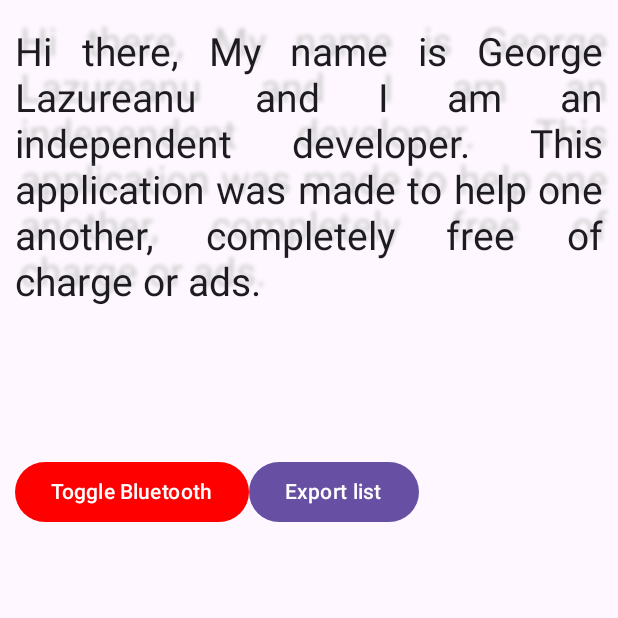
After one commit to clokerul/simple_things, an Android app built with Jetpack Compose: the composable WhoAmIScreen shown on its own in the app's theme, on a phone screen of 412 x 824 dp, the top half of it. The commit adds this screen. Run offline under Robolectric (Android 15) with nearby library versions, the phone set to English and light mode, and no system bars; libraries missing offline, so code that uses them is left out: com.ramcosta.composedestinations; 1 statement that could not run was skipped.

Commit message:
Bluetooth functionality

```diff
--- a/Android/app/src/main/AndroidManifest.xml
+++ b/Android/app/src/main/AndroidManifest.xml
@@ -2,7 +2,10 @@
 <manifest xmlns:android="http://schemas.android.com/apk/res/android"
     xmlns:tools="http://schemas.android.com/tools">
 
+    <uses-permission android:name="android.permission.BLUETOOTH_CONNECT" />
     <uses-permission android:name="android.permission.INTERNET" />
+    <uses-permission android:name="android.permission.BLUETOOTH"/>
+    <uses-permission android:name="android.permission.BLUETOOTH_ADMIN"/>
 
     <uses-permission android:name="android.permission.POST_NOTIFICATIONS" />
 
--- a/Android/app/src/main/java/com/wdevs/simplethings/feature/mylist/MyListScreen.kt
+++ b/Android/app/src/main/java/com/wdevs/simplethings/feature/mylist/MyListScreen.kt
@@ -21,7 +21,6 @@ import com.wdevs.simplethings.feature.QuotesFeed
 @Destination
 @Composable
 fun MyListScreen(
-    navController: NavController,
     myListViewModel: MyListViewModel = hiltViewModel()
 ) {
     val myListUiState by myListViewModel.uiState.collectAsStateWithLifecycle()
--- a/Android/app/src/main/java/com/wdevs/simplethings/feature/thelist/TheListScreen.kt
+++ b/Android/app/src/main/java/com/wdevs/simplethings/feature/thelist/TheListScreen.kt
@@ -1,11 +1,9 @@
 package com.wdevs.simplethings.feature.thelist
 
-import android.content.Context
 import android.widget.Toast
 import androidx.compose.foundation.layout.Box
 import androidx.compose.foundation.layout.fillMaxSize
 import androidx.compose.material3.*
-import androidx.navigation.NavController
 import com.ramcosta.composedestinations.annotation.Destination
 import com.wdevs.simplethings.core.model.QuoteResource
 import androidx.compose.runtime.*
@@ -19,7 +17,6 @@ import com.wdevs.simplethings.feature.QuotesFeed
 @Destination
 @Composable
 fun TheListScreen(
-    navController: NavController,
     theListViewModel: TheListViewModel = hiltViewModel()
 ) {
     val theListUiState by theListViewModel.uiState.collectAsStateWithLifecycle()
--- /dev/null
+++ b/Android/app/src/main/java/com/wdevs/simplethings/feature/whoami/WhoAmIScreen.kt
@@ -0,0 +1,104 @@
+package com.wdevs.simplethings.feature.whoami
+
+import android.Manifest
+import android.app.Activity
+import android.bluetooth.BluetoothAdapter
+import android.bluetooth.BluetoothManager
+import android.content.Intent
+import android.content.pm.PackageManager
+import androidx.compose.foundation.layout.Column
+import androidx.compose.foundation.layout.Row
+import androidx.compose.foundation.layout.Spacer
+import androidx.compose.foundation.layout.fillMaxSize
+import androidx.compose.foundation.layout.padding
+import androidx.compose.foundation.layout.size
+import androidx.compose.material3.Button
+import androidx.compose.material3.ButtonDefaults
+import androidx.compose.material3.Surface
+import androidx.compose.material3.Text
+import androidx.compose.runtime.Composable
+import androidx.compose.runtime.getValue
+import androidx.compose.runtime.mutableStateOf
+import androidx.compose.runtime.remember
+import androidx.compose.runtime.setValue
+import androidx.compose.ui.Modifier
+import androidx.compose.ui.geometry.Offset
+import androidx.compose.ui.graphics.Color
+import androidx.compose.ui.graphics.Shadow
+import androidx.compose.ui.platform.LocalContext
+import androidx.compose.ui.res.stringResource
+import androidx.compose.ui.text.TextStyle
+import androidx.compose.ui.text.style.TextAlign
+import androidx.compose.ui.tooling.preview.Preview
+import androidx.compose.ui.unit.dp
+import androidx.compose.ui.unit.sp
+import androidx.core.app.ActivityCompat
+import androidx.core.app.ActivityCompat.startActivityForResult
+import androidx.core.content.ContextCompat.getSystemService
+import com.ramcosta.composedestinations.annotation.Destination
+import com.wdevs.simplethings.R
+
+@Destination
+@Composable
+fun WhoAmIScreen() {
+    val context = LocalContext.current
+    val bluetoothAdapter: BluetoothAdapter =
+        getSystemService(context, BluetoothManager::class.java)!!.adapter
+    var isBtEnabled by remember {
+        mutableStateOf(bluetoothAdapter.isEnabled)
+    }
+
+    Surface(
+        modifier = Modifier.fillMaxSize(),
+    ) {
+        Column(modifier = Modifier.padding(horizontal = 10.dp)) {
+            Spacer(modifier = Modifier.size(20.dp))
+            Text(
+                text = stringResource(R.string.whoamitext),
+                textAlign = TextAlign.Justify,
+                style = TextStyle(
+                    fontSize = 26.sp,
+                    shadow = Shadow(
+                        color = Color.LightGray,
+                        offset = Offset(5.0f, -10.0f),
+                        blurRadius = 3f,
+                    )
+                )
+            )
+            Spacer(modifier = Modifier.size(100.dp))
+            Row() {
+                Button(
+                    onClick = {
+                        val bluetoothIntent: Intent
+                        if (bluetoothAdapter?.isEnabled == false) {
+                            bluetoothIntent = Intent(BluetoothAdapter.ACTION_REQUEST_ENABLE)
+                            startActivityForResult(context as Activity, bluetoothIntent, 1, null)
+                            isBtEnabled = true
+                        } else {
+                            if (ActivityCompat.checkSelfPermission(
+                                    context,
+                                    Manifest.permission.BLUETOOTH_CONNECT
+                                ) != PackageManager.PERMISSION_GRANTED
+                            ) {
+                            }
+                            bluetoothAdapter?.disable()
+                            isBtEnabled = false
+                        }
+                    },
+                    colors = ButtonDefaults.buttonColors(containerColor = if (isBtEnabled) Color.Green else Color.Red)
+                ) {
+                    Text(text = "Toggle Bluetooth")
+                }
+                Button(onClick = { }) {
+                    Text(text = "Export list")
+                }
+            }
+        }
+    }
+}
+
+@Composable
+@Preview
+fun WhoAmIScreenPreview() {
+    WhoAmIScreen()
+}
--- a/Android/app/src/main/res/values/strings.xml
+++ b/Android/app/src/main/res/values/strings.xml
@@ -2,4 +2,6 @@
     <string name="app_name">Simple Things</string>
     <string name="username">username</string>
     <string name="default_username">The Black Castor</string>
+    <string name="whoamitext">Hi there,
+        My name is George Lazureanu and I am an independent developer. This application was made to help one another, completely free of charge or ads.</string>
 </resources>
```
Also changed, not shown: Android/app/src/main/java/com/wdevs/simplethings/feature/startscreen/StartScreen.kt (+12 -12 lines).
